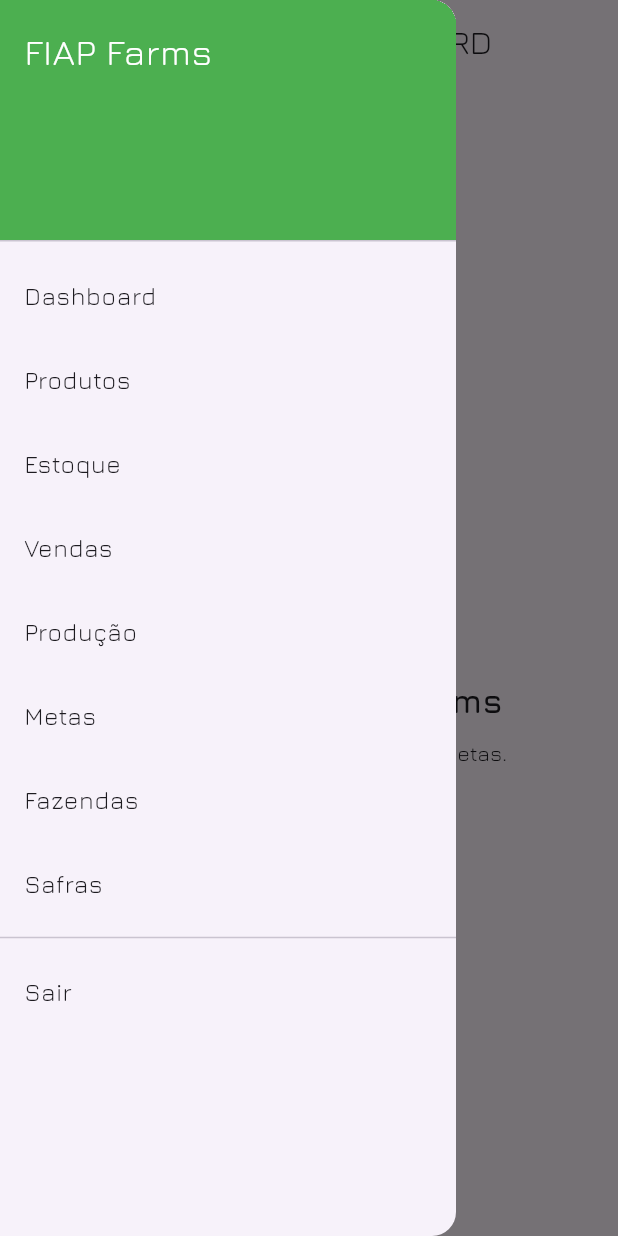
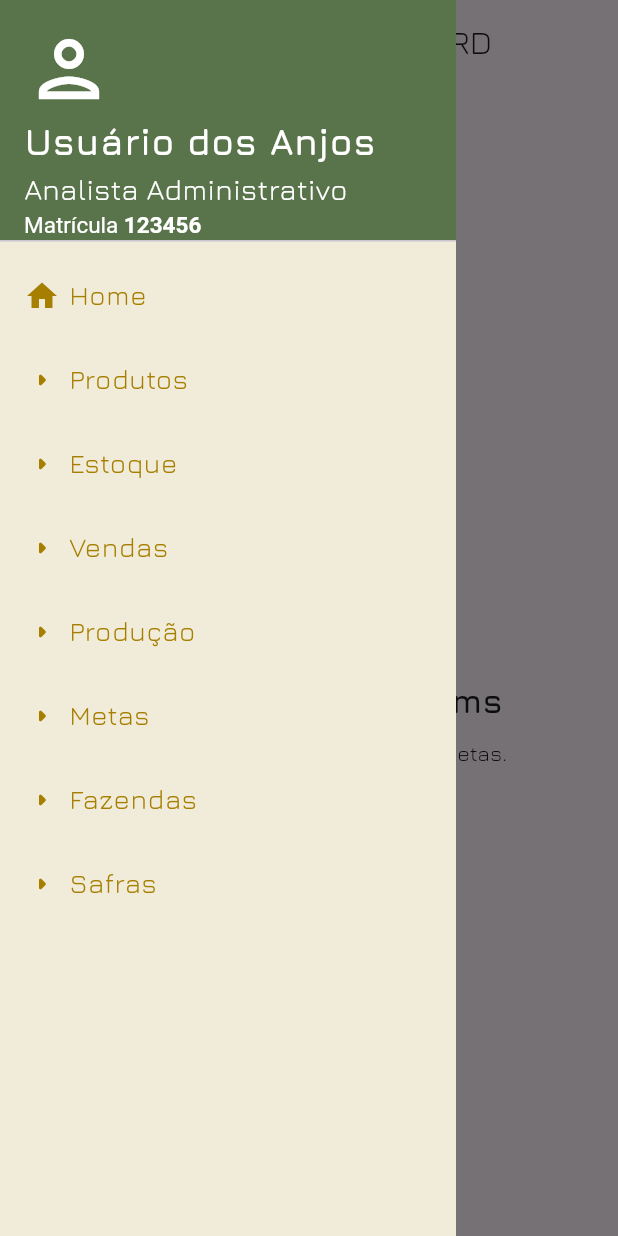
Before and after one commit to FIAPBGPT/fiap-tech-challenge-hackaton-mobile, a Flutter app: the screen it shows once a user with an empty profile is signed in, with the side drawer open, on a phone screen of 412 x 824 dp. Run offline on Flutter 3.47's test engine with Material 3 defaults, Android fonts, the light colour scheme and no system bars; our stand-ins replace cloud_firestore, firebase_auth, firebase_core, flutter_riverpod; accounts and stored records are empty.

Commit message:
Adjusted the main menu

```diff
--- a/lib/presentation/pages/home_page.dart
+++ b/lib/presentation/pages/home_page.dart
@@ -5,6 +5,7 @@ import 'package:fiap_farms_app/presentation/pages/meta_page.dart';
 import 'package:fiap_farms_app/presentation/pages/producao_page.dart';
 import 'package:fiap_farms_app/presentation/pages/safra_page.dart';
 import 'package:fiap_farms_app/presentation/pages/venda_page.dart';
+import 'package:fiap_farms_app/presentation/widgets/main_menu/main_menu.dart';
 import 'package:firebase_auth/firebase_auth.dart';
 import 'package:flutter/material.dart';
 import 'package:flutter_riverpod/flutter_riverpod.dart';
@@ -48,9 +49,8 @@ class _HomePageState extends ConsumerState<HomePage> {
   }
 
   void _onSelectSection(HomeSection section) {
-    setState(() {
-      currentSection = section;
-    });
+    setState(() => currentSection = section);
+
     Navigator.pop(context); // fecha o drawer
   }
 
@@ -65,53 +65,9 @@ class _HomePageState extends ConsumerState<HomePage> {
       appBar: AppBar(
         title: Text('FIAP Farms • ${currentSection.name.toUpperCase()}'),
       ),
-      drawer: Drawer(
-        child: ListView(
-          padding: EdgeInsets.zero,
-          children: [
-            const DrawerHeader(
-              decoration: BoxDecoration(color: Colors.green),
-              child: Text('FIAP Farms', style: TextStyle(color: Colors.white, fontSize: 24)),
-            ),
-            ListTile(
-  title: const Text('Dashboard'),
-  onTap: () => _onSelectSection(HomeSection.dashboard),
-),
-            ListTile(
-              title: const Text('Produtos'),
-              onTap: () => _onSelectSection(HomeSection.produtos),
-            ),
-            ListTile(
-              title: const Text('Estoque'),
-              onTap: () => _onSelectSection(HomeSection.estoque),
-            ),
-            ListTile(
-              title: const Text('Vendas'),
-              onTap: () => _onSelectSection(HomeSection.vendas),
-            ),
-            ListTile(
-              title: const Text('Produção'),
-              onTap: () => _onSelectSection(HomeSection.producao),
-            ),
-            ListTile(
-              title: const Text('Metas'),
-              onTap: () => _onSelectSection(HomeSection.metas),
-            ),
-            ListTile(
-              title: const Text('Fazendas'),
-              onTap: () => _onSelectSection(HomeSection.fazendas),
-            ),
-            ListTile(
-              title: const Text('Safras'),
-              onTap: () => _onSelectSection(HomeSection.safras),
-            ),
-            const Divider(),
-            ListTile(
-              title: const Text('Sair'),
-              onTap: _logout,
-            ),
-          ],
-        ),
+      drawer: MainMenu(
+        userName: 'Usuário dos Anjos', // TODO: Pegar o nome do usuário logado
+        selectionHandler: _onSelectSection,
       ),
       body: _buildSection(currentSection),
     );
--- /dev/null
+++ b/lib/presentation/widgets/main_menu/main_menu.dart
@@ -0,0 +1,62 @@
+import 'package:flutter/material.dart';
+import 'package:fiap_farms_app/presentation/pages/home_sections.dart';
+import './main_menu_item.dart';
+import './main_menu_header.dart';
+
+class MainMenu extends StatelessWidget {
+  final String userName;
+  final Function selectionHandler;
+
+  const MainMenu({
+    super.key,
+    required this.userName,
+    required this.selectionHandler,
+  });
+
+  @override
+  Widget build(BuildContext context) {
+    return Drawer(
+      shape: BoxBorder.all(style: BorderStyle.none),
+      backgroundColor: Color(0xFFF1EBD9),
+      child: ListView(
+        padding: EdgeInsets.zero,
+        children: [
+          MainMenuHeader(userName: userName),
+          MainMenuItem(
+            label: 'Home',
+            icon: Icons.home,
+            action: () => selectionHandler(HomeSection.dashboard),
+          ),
+          MainMenuItem(
+            label: 'Produtos',
+            action: () => selectionHandler(HomeSection.produtos),
+          ),
+          MainMenuItem(
+            label: 'Estoque',
+            action: () => selectionHandler(HomeSection.estoque),
+          ),
+          MainMenuItem(
+            label: 'Vendas',
+            action: () => selectionHandler(HomeSection.vendas),
+          ),
+          MainMenuItem(
+            label: 'Produção',
+            action: () => selectionHandler(HomeSection.producao),
+          ),
+          MainMenuItem(
+            label: 'Metas',
+            action: () => selectionHandler(HomeSection.metas),
+          ),
+          MainMenuItem(
+            label: 'Fazendas',
+            action: () => selectionHandler(HomeSection.fazendas),
+          ),
+          MainMenuItem(
+            label: 'Safras',
+            action: () => selectionHandler(HomeSection.safras),
+          ),
+        ],
+      ),
+    );
+  }
+}
--- /dev/null
+++ b/lib/presentation/widgets/main_menu/main_menu_header.dart
@@ -0,0 +1,68 @@
+import 'package:flutter/material.dart';
+
+class MainMenuHeader extends StatelessWidget {
+  final String userName;
+
+  const MainMenuHeader({
+    super.key,
+    required this.userName,
+  });
+
+  @override
+  Widget build(BuildContext context) {
+    return DrawerHeader(
+      decoration: BoxDecoration(color: Color(0xFF59734A)),
+      child: Column(
+        crossAxisAlignment: CrossAxisAlignment.start,
+        mainAxisAlignment: MainAxisAlignment.end,
+        children: [
+          Icon(
+            Icons.person_outlined,
+            size: 60,
+            color: Colors.white,
+          ),
+          Text(
+            userName,
+            style: TextStyle(
+              color: Colors.white,
+              fontWeight: FontWeight.w700,
+              fontSize: 24,
+            ),
+          ),
+          Text(
+            'Analista Administrativo',
+            style: TextStyle(
+              color: Colors.white,
+              fontSize: 19,
+            ),
+          ),
+          RichText(
+            textAlign: TextAlign.center,
+            text: TextSpan(
+              style: TextStyle(
+                fontFamily: 'Jura',
+              ),
+              children: [
+                TextSpan(
+                  text: 'Matrícula ',
+                  style: TextStyle(
+                    color: Colors.white,
+                    fontSize: 15,
+                  ),
+                ),
+                TextSpan(
+                  text: '123456',
+                  style: TextStyle(
+                    color: Colors.white,
+                    fontWeight: FontWeight.w700,
+                    fontSize: 15,
+                  ),
+                ),
+              ],
+            ),
+          ),
+        ],
+      ),
+    );
+  }
+}
--- /dev/null
+++ b/lib/presentation/widgets/main_menu/main_menu_item.dart
@@ -0,0 +1,34 @@
+import 'package:flutter/material.dart';
+
+class MainMenuItem extends StatelessWidget {
+  final String label;
+  final IconData? icon;
+  final Function action;
+
+  const MainMenuItem({
+    super.key,
+    required this.label,
+    required this.action,
+    this.icon = Icons.arrow_right_rounded,
+  });
+
+  @override
+  Widget build(BuildContext context) {
+    return ListTile(
+      title: Row(
+        children: [
+          Icon(icon, color: Color(0xFFA67F00)),
+          SizedBox(width: 6),
+          Text(
+            label,
+            style: const TextStyle(
+              color: Color(0xFFA67F00),
+              fontSize: 18,
+            ),
+          ),
+        ],
+      ),
+      onTap: () => action(),
+    );
+  }
+}
```
Lines whose indentation alone changed are shown as unchanged.
